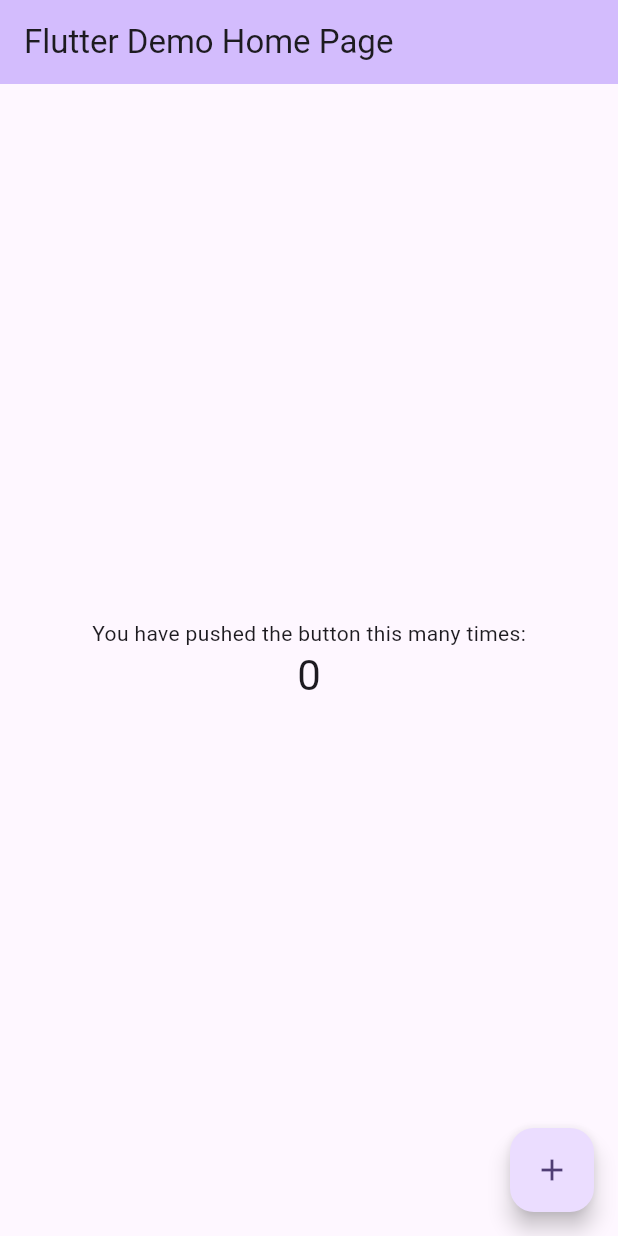
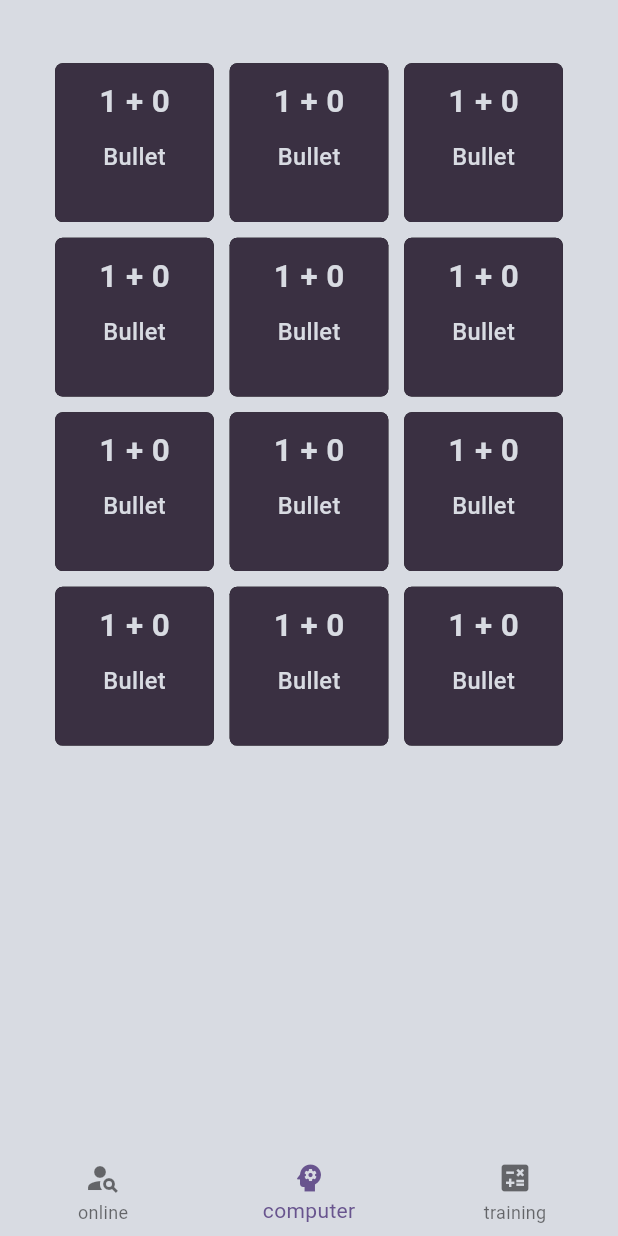
Before and after one commit to Cumfelicis/AutoMateChess, a Flutter app: the screen it shows after launch, on a phone screen of 412 x 824 dp. Run offline on Flutter 3.47's test engine with Material 3 defaults, Android fonts, the light colour scheme and no system bars.

Commit message:
started to design the app

```diff
--- /dev/null
+++ b/app/lib/components/commons/challenge.dart
@@ -0,0 +1,52 @@
+import 'package:auto_mate_chess/components/utils/responsive_text.dart';
+import 'package:auto_mate_chess/constants/tint.dart';
+import 'package:auto_mate_chess/constants/font.dart';
+import 'package:flutter/material.dart';
+import '../utils/responsive_utils.dart';
+
+class Challenge extends StatefulWidget {
+  final String timeControl;
+  final String mode;
+  const Challenge({super.key, required this.timeControl, required this.mode});
+
+  @override
+  State<Challenge> createState() => _ChallengeState();
+}
+
+class _ChallengeState extends State<Challenge> {
+  @override
+  Widget build(BuildContext context) {
+    return GestureDetector(
+      onTap: () => print('test'),
+      child: Padding(
+        padding: EdgeInsets.all(responsiveHeight(5, context)),
+        child: SizedBox(
+          height: responsiveHeight(65, context),
+          width: responsiveWidth(65, context),
+          child: Container(
+            decoration: const BoxDecoration(
+                color: Tint.primary,
+                boxShadow: [BoxShadow()],
+                borderRadius: BorderRadius.all(Radius.circular(5))),
+            child: Column(
+              children: [
+                Padding(
+                  padding: EdgeInsets.symmetric(
+                      vertical: responsiveHeight(10, context), horizontal: 0.0),
+                  child: ResponsiveText(
+                    '1 + 0',
+                    style: Font.h1,
+                  ),
+                ),
+                ResponsiveText(
+                  'Bullet',
+                  style: Font.body1,
+                ),
+              ],
+            ),
+          ),
+        ),
+      ),
+    );
+  }
+}
--- /dev/null
+++ b/app/lib/components/computer/computer.dart
@@ -0,0 +1,35 @@
+import 'package:auto_mate_chess/components/commons/challenge.dart';
+import 'package:auto_mate_chess/components/utils/responsive_utils.dart';
+import 'package:flutter/material.dart';
+import '../../constants/tint.dart';
+
+class Computer extends StatefulWidget {
+  const Computer({super.key});
+
+  @override
+  State<Computer> createState() => _ComputerState();
+}
+
+class _ComputerState extends State<Computer> {
+  @override
+  Widget build(BuildContext context) {
+    return Container(
+      color: Tint.background,
+      child: Padding(
+        padding: EdgeInsets.symmetric(
+            horizontal: responsiveWidth(30, context),
+            vertical: responsiveHeight(35, context)),
+        child: GridView.count(
+          primary: false,
+          crossAxisCount: 3,
+          children: List.filled(
+              12,
+              const Challenge(
+                timeControl: '1 + 0',
+                mode: 'Bullet',
+              )),
+        ),
+      ),
+    );
+  }
+}
--- /dev/null
+++ b/app/lib/components/home_page/home_page.dart
@@ -0,0 +1,45 @@
+import 'package:flutter/material.dart';
+import '../computer/computer.dart';
+import '../../constants/tint.dart';
+
+class HomePage extends StatefulWidget {
+  const HomePage({super.key});
+
+  @override
+  State<HomePage> createState() => _HomePageState();
+}
+
+class _HomePageState extends State<HomePage> {
+  int navBarIndex = 1;
+  @override
+  Widget build(BuildContext context) {
+    return Scaffold(
+        bottomNavigationBar: BottomNavigationBar(
+          backgroundColor: Tint.background,
+          elevation: 0.0,
+          items: const [
+            BottomNavigationBarItem(
+                icon: Icon(Icons.person_search), label: 'online'),
+            BottomNavigationBarItem(
+                icon: Icon(Icons.psychology), label: 'computer'),
+            BottomNavigationBarItem(
+                icon: Icon(Icons.calculate), label: 'training')
+          ],
+          currentIndex: navBarIndex,
+          onTap: (value) => setState(() {
+            navBarIndex = value;
+          }),
+        ),
+        body: navBarIndex == 0
+            ? Container(
+                color: Colors.red,
+              )
+            : navBarIndex == 1
+                ? const Computer()
+                : navBarIndex == 2
+                    ? Container(
+                        color: Colors.blue,
+                      )
+                    : Container());
+  }
+}
--- /dev/null
+++ b/app/lib/components/utils/responsive_text.dart
@@ -0,0 +1,38 @@
+import 'package:auto_mate_chess/components/utils/responsive_utils.dart';
+import 'package:flutter/material.dart';
+
+class ResponsiveText extends Text {
+  const ResponsiveText(
+    super.data, {
+    super.key,
+    TextStyle super.style = const TextStyle(fontSize: 12.0),
+    super.textAlign,
+    super.textDirection,
+    super.locale,
+    super.softWrap,
+    super.overflow,
+    super.textScaler,
+    super.maxLines,
+    super.semanticsLabel,
+    super.textWidthBasis,
+  });
+
+  @override
+  Widget build(BuildContext context) {
+    return Text(
+      data!,
+      key: key,
+      style:
+          style!.copyWith(fontSize: responsiveWidth(style!.fontSize!, context)),
+      textAlign: textAlign,
+      textDirection: textDirection,
+      locale: locale,
+      softWrap: softWrap,
+      overflow: overflow,
+      textScaler: textScaler,
+      maxLines: maxLines,
+      semanticsLabel: semanticsLabel,
+      textWidthBasis: textWidthBasis,
+    );
+  }
+}
--- /dev/null
+++ b/app/lib/components/utils/responsive_utils.dart
@@ -0,0 +1,15 @@
+import 'package:flutter/material.dart';
+
+double responsiveWidth(double width, BuildContext context,
+    {double reference = 392.7}) {
+  double deviceWidth = MediaQuery.of(context).size.width;
+  double factor = width / reference;
+  return deviceWidth * factor;
+}
+
+double responsiveHeight(double height, BuildContext context,
+    {double reference = 781.1}) {
+  double deviceHeight = MediaQuery.of(context).size.height;
+  double factor = height / reference;
+  return deviceHeight * factor;
+}
--- /dev/null
+++ b/app/lib/constants/font.dart
@@ -0,0 +1,11 @@
+import 'package:flutter/material.dart';
+
+import 'tint.dart';
+
+class Font {
+  static TextStyle h1 = TextStyle(
+      fontSize: 20, color: Tint.background, fontWeight: FontWeight.w700);
+
+  static TextStyle body1 = TextStyle(
+      fontSize: 15, color: Tint.background, fontWeight: FontWeight.w500);
+}
--- /dev/null
+++ b/app/lib/constants/tint.dart
@@ -0,0 +1,9 @@
+import 'package:flutter/material.dart';
+
+class Tint {
+  static const Color background = Color(0xffd8dbe2);
+  static const Color primary = Color(0xff3A3042);
+  static const Color grey = Color(0xff9AADBF);
+  static const Color whiteSquare = Color(0xffFF784F);
+  static const Color blackSquare = Color(0xff006C67);
+}
--- a/app/lib/main.dart
+++ b/app/lib/main.dart
@@ -1,4 +1,5 @@
 import 'package:flutter/material.dart';
+import 'components/home_page/home_page.dart';
 
 void main() {
   runApp(const MyApp());
@@ -11,6 +12,7 @@
   @override
   Widget build(BuildContext context) {
     return MaterialApp(
+      debugShowCheckedModeBanner: false,
       title: 'Flutter Demo',
       theme: ThemeData(
         // This is the theme of your application.
@@ -31,95 +33,7 @@
         colorScheme: ColorScheme.fromSeed(seedColor: Colors.deepPurple),
         useMaterial3: true,
       ),
-      home: const MyHomePage(title: 'Flutter Demo Home Page'),
+      home: const HomePage(),
     );
   }
 }
-
-class MyHomePage extends StatefulWidget {
-  const MyHomePage({super.key, required this.title});
-
-  // This widget is the home page of your application. It is stateful, meaning
-  // that it has a State object (defined below) that contains fields that affect
-  // how it looks.
-
-  // This class is the configuration for the state. It holds the values (in this
-  // case the title) provided by the parent (in this case the App widget) and
-  // used by the build method of the State. Fields in a Widget subclass are
-  // always marked "final".
-
-  final String title;
-
-  @override
-  State<MyHomePage> createState() => _MyHomePageState();
-}
-
-class _MyHomePageState extends State<MyHomePage> {
-  int _counter = 0;
-
-  void _incrementCounter() {
-    setState(() {
-      // This call to setState tells the Flutter framework that something has
-      // changed in this State, which causes it to rerun the build method below
-      // so that the display can reflect the updated values. If we changed
-      // _counter without calling setState(), then the build method would not be
-      // called again, and so nothing would appear to happen.
-      _counter++;
-    });
-  }
-
-  @override
-  Widget build(BuildContext context) {
-    // This method is rerun every time setState is called, for instance as done
-    // by the _incrementCounter method above.
-    //
-    // The Flutter framework has been optimized to make rerunning build methods
-    // fast, so that you can just rebuild anything that needs updating rather
-    // than having to individually change instances of widgets.
-    return Scaffold(
-      appBar: AppBar(
-        // TRY THIS: Try changing the color here to a specific color (to
-        // Colors.amber, perhaps?) and trigger a hot reload to see the AppBar
-        // change color while the other colors stay the same.
-        backgroundColor: Theme.of(context).colorScheme.inversePrimary,
-        // Here we take the value from the MyHomePage object that was created by
-        // the App.build method, and use it to set our appbar title.
-        title: Text(widget.title),
-      ),
-      body: Center(
-        // Center is a layout widget. It takes a single child and positions it
-        // in the middle of the parent.
-        child: Column(
-          // Column is also a layout widget. It takes a list of children and
-          // arranges them vertically. By default, it sizes itself to fit its
-          // children horizontally, and tries to be as tall as its parent.
-          //
-          // Column has various properties to control how it sizes itself and
-          // how it positions its children. Here we use mainAxisAlignment to
-          // center the children vertically; the main axis here is the vertical
-          // axis because Columns are vertical (the cross axis would be
-          // horizontal).
-          //
-          // TRY THIS: Invoke "debug painting" (choose the "Toggle Debug Paint"
-          // action in the IDE, or press "p" in the console), to see the
-          // wireframe for each widget.
-          mainAxisAlignment: MainAxisAlignment.center,
-          children: <Widget>[
-            const Text(
-              'You have pushed the button this many times:',
-            ),
-            Text(
-              '$_counter',
-              style: Theme.of(context).textTheme.headlineMedium,
-            ),
-          ],
-        ),
-      ),
-      floatingActionButton: FloatingActionButton(
-        onPressed: _incrementCounter,
-        tooltip: 'Increment',
-        child: const Icon(Icons.add),
-      ), // This trailing comma makes auto-formatting nicer for build methods.
-    );
-  }
-}
```
Also changed, not shown: app/lib/components/test.txt (added).
